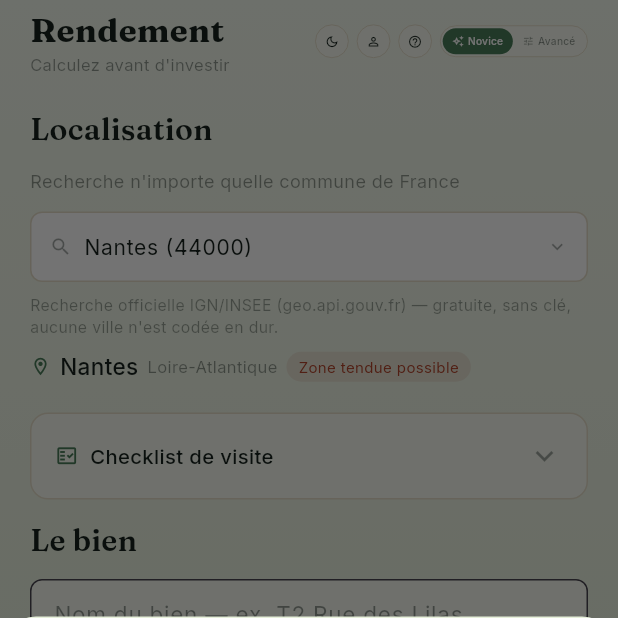
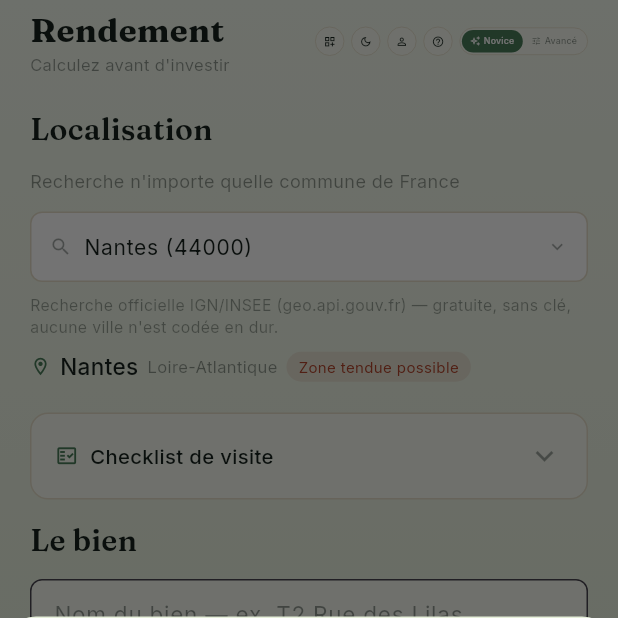
Before and after one commit to didouscossss/Didou-immo, a Flutter app: the screen it shows once a user with an empty profile is signed in, after a tap on the "dark mode" icon, on a phone screen of 412 x 824 dp, the top half of it. Run offline on Flutter 3.47's test engine with Material 3 defaults, Android fonts, the phone set to English and light mode, and no system bars; our stand-ins replace cloud_firestore, cloud_functions, file_picker, firebase_auth, firebase_core, firebase_storage and 10 more; missing offline and left inert: dart:js_interop; accounts and stored records are empty; network calls fail.

```diff
--- /dev/null
+++ b/lib/models/app_tab.dart
@@ -0,0 +1,20 @@
+/// Identifiant stable de chaque onglet principal de l'app — utilisé par
+/// [RendementState] (ordre/visibilité personnalisés, persistés) et par
+/// l'écran "Personnaliser mon affichage". Le nom de l'enum (`.name`) sert de
+/// clé de sérialisation : ne pas renommer une valeur existante sans migrer
+/// les préférences déjà enregistrées sur l'appareil des utilisateurs.
+enum AppTab { calc, marche, carte, fisc, proj, biens, patrimoine }
+
+/// Ordre par défaut (celui d'origine, avant toute personnalisation) — sert
+/// aussi de filet de sécurité : toute valeur absente d'un ordre personnalisé
+/// invalide (ex. après une mise à jour qui ajouterait un onglet) est
+/// rajoutée à la fin dans cet ordre-là.
+const List<AppTab> kDefaultTabOrder = [
+  AppTab.calc,
+  AppTab.marche,
+  AppTab.carte,
+  AppTab.fisc,
+  AppTab.proj,
+  AppTab.biens,
+  AppTab.patrimoine,
+];
--- /dev/null
+++ b/lib/screens/rendement/app_tab_meta.dart
@@ -0,0 +1,22 @@
+import 'package:flutter/material.dart';
+
+import '../../models/app_tab.dart';
+
+/// Libellé + icône affichés pour chaque onglet — regroupés ici (plutôt que
+/// dispersés dans `RendementHome`) pour que l'écran "Personnaliser mon
+/// affichage" puisse les réutiliser tels quels.
+class AppTabMeta {
+  final String label;
+  final IconData icon;
+  const AppTabMeta(this.label, this.icon);
+}
+
+const Map<AppTab, AppTabMeta> kTabMeta = {
+  AppTab.calc: AppTabMeta('Bien', Icons.home_outlined),
+  AppTab.marche: AppTabMeta('Marché', Icons.location_on_outlined),
+  AppTab.carte: AppTabMeta('Carte', Icons.map_outlined),
+  AppTab.fisc: AppTabMeta('Fiscalité', Icons.account_balance_outlined),
+  AppTab.proj: AppTabMeta('Projection', Icons.trending_up),
+  AppTab.biens: AppTabMeta('Comparer', Icons.layers_outlined),
+  AppTab.patrimoine: AppTabMeta('Patrimoine', Icons.insights_outlined),
+};
--- a/lib/screens/rendement/rendement_home.dart
+++ b/lib/screens/rendement/rendement_home.dart
@@ -1,12 +1,14 @@
 import 'package:flutter/material.dart';
 import 'package:provider/provider.dart';
 
+import '../../models/app_tab.dart';
 import '../../state/rendement_state.dart';
 import '../../state/user_account_state.dart';
 import '../../theme/app_theme.dart';
 import '../../widgets/niveau_toggle.dart';
 import '../account/account_screen.dart';
 import '../paywall/paywall_screen.dart';
+import 'app_tab_meta.dart';
 import 'biens_screen.dart';
 import 'calc_screen.dart';
 import 'carte_screen.dart';
@@ -16,8 +18,7 @@ import 'methodologie_sheet.dart';
 import 'onboarding_sheet.dart';
 import 'patrimoine_screen.dart';
 import 'projection_screen.dart';
-
-enum _Tab { calc, marche, carte, fisc, proj, biens, patrimoine }
+import 'tab_customization_screen.dart';
 
 /// Coquille de l'app — équivalent du composant `RendementApp` (barre du
 /// haut + navigation par onglets + overlays onboarding/méthodologie).
@@ -34,18 +35,8 @@ class RendementHome extends StatefulWidget {
 }
 
 class _RendementHomeState extends State<RendementHome> {
-  _Tab _active = _Tab.calc;
+  AppTab _active = AppTab.calc;
   bool _showMethodo = false;
-
-  static const _tabs = [
-    (tab: _Tab.calc, label: 'Bien', icon: Icons.home_outlined),
-    (tab: _Tab.marche, label: 'Marché', icon: Icons.location_on_outlined),
-    (tab: _Tab.carte, label: 'Carte', icon: Icons.map_outlined),
-    (tab: _Tab.fisc, label: 'Fiscalité', icon: Icons.account_balance_outlined),
-    (tab: _Tab.proj, label: 'Projection', icon: Icons.trending_up),
-    (tab: _Tab.biens, label: 'Comparer', icon: Icons.layers_outlined),
-    (tab: _Tab.patrimoine, label: 'Patrimoine', icon: Icons.insights_outlined),
-  ];
 
   @override
   void initState() {
@@ -56,6 +47,13 @@ class _RendementHomeState extends State<RendementHome> {
   @override
   Widget build(BuildContext context) {
     final state = context.watch<RendementState>();
+    // Si l'onglet actif vient d'être masqué depuis "Personnaliser mon
+    // affichage", on retombe sur le premier onglet encore visible plutôt
+    // que de rendre un écran caché — sans toucher à `_active` lui-même
+    // (setState pendant build), pour qu'il redevienne actif tel quel si
+    // l'utilisateur le réaffiche ensuite.
+    final visibleTabs = state.visibleTabOrder;
+    final active = visibleTabs.contains(_active) ? _active : visibleTabs.first;
 
     return Scaffold(
       body: DecoratedBox(
@@ -95,6 +93,16 @@ class _RendementHomeState extends State<RendementHome> {
                             alignment: Alignment.centerRight,
                             child: Row(children: [
                               InkWell(
+                                onTap: () => Navigator.of(context).push(MaterialPageRoute(builder: (_) => const TabCustomizationScreen())),
+                                borderRadius: BorderRadius.circular(999),
+                                child: Container(
+                                  padding: const EdgeInsets.all(9),
+                                  decoration: BoxDecoration(color: AppColors.surface, shape: BoxShape.circle, border: Border.all(color: AppColors.border)),
+                                  child: Icon(Icons.dashboard_customize_outlined, size: 15, color: AppColors.ink),
+                                ),
+                              ),
+                              const SizedBox(width: 8),
+                              InkWell(
                                 onTap: state.toggleDarkMode,
                                 borderRadius: BorderRadius.circular(999),
                                 child: Container(
@@ -131,8 +139,8 @@ class _RendementHomeState extends State<RendementHome> {
                       ],
                     ),
                   ),
-                  Expanded(child: _buildActiveScreen(state)),
-                  _buildTabBar(),
+                  Expanded(child: _buildActiveScreen(state, active)),
+                  _buildTabBar(state, visibleTabs, active),
                 ],
               ),
               if (!state.loaded) const SizedBox.shrink(),
@@ -176,7 +184,7 @@ class _RendementHomeState extends State<RendementHome> {
     if (!widget.firebaseReady) {
       await state.saveCurrentProperty();
       if (!mounted) return;
-      setState(() => _active = _Tab.biens);
+      setState(() => _active = AppTab.biens);
       return;
     }
     final account = context.read<UserAccountState>();
@@ -197,7 +205,7 @@ class _RendementHomeState extends State<RendementHome> {
     }
     if (isNewProperty) await account.recordFreeSave();
     if (!mounted) return;
-    setState(() => _active = _Tab.biens);
+    setState(() => _active = AppTab.biens);
   }
 
   // Chaque écran est reconstruit entièrement (clé sur darkMode + niveau,
@@ -207,44 +215,45 @@ class _RendementHomeState extends State<RendementHome> {
   // `AppColors.xxx` tant que la branche n'est pas démontée — sans la clé,
   // les libellés/fonds restaient figés dans l'ancienne couleur jusqu'à
   // changer d'onglet puis revenir.
-  Widget _buildActiveScreen(RendementState state) {
+  Widget _buildActiveScreen(RendementState state, AppTab active) {
     final themeKey = ValueKey((state.darkMode, state.niveau));
-    switch (_active) {
-      case _Tab.calc:
+    switch (active) {
+      case AppTab.calc:
         return CalcScreen(key: themeKey, onSave: () => _handleSave(state));
-      case _Tab.marche:
-        return MarcheScreen(key: themeKey, onGoToBien: () => setState(() => _active = _Tab.calc));
-      case _Tab.carte:
+      case AppTab.marche:
+        return MarcheScreen(key: themeKey, onGoToBien: () => setState(() => _active = AppTab.calc));
+      case AppTab.carte:
         return CarteScreen(key: themeKey);
-      case _Tab.fisc:
+      case AppTab.fisc:
         return FiscaliteScreen(key: themeKey);
-      case _Tab.proj:
+      case AppTab.proj:
         return ProjectionScreen(key: themeKey);
-      case _Tab.biens:
-        return BiensScreen(key: themeKey, onEdit: () => setState(() => _active = _Tab.calc));
-      case _Tab.patrimoine:
+      case AppTab.biens:
+        return BiensScreen(key: themeKey, onEdit: () => setState(() => _active = AppTab.calc));
+      case AppTab.patrimoine:
         return PatrimoineScreen(key: themeKey);
     }
   }
 
-  Widget _buildTabBar() {
+  Widget _buildTabBar(RendementState state, List<AppTab> visibleTabs, AppTab active) {
     return Container(
       decoration: BoxDecoration(color: AppColors.surface, border: Border(top: BorderSide(color: AppColors.border))),
       padding: const EdgeInsets.only(top: 8, bottom: 6),
       child: Row(
         mainAxisAlignment: MainAxisAlignment.spaceAround,
-        children: _tabs.map((t) {
-          final active = _active == t.tab;
-          final color = active ? AppColors.accent : AppColors.ink.withValues(alpha: 0.62);
+        children: visibleTabs.map((t) {
+          final meta = kTabMeta[t]!;
+          final isActive = active == t;
+          final color = isActive ? AppColors.accent : AppColors.ink.withValues(alpha: 0.62);
           return InkWell(
-            onTap: () => setState(() => _active = t.tab),
+            onTap: () => setState(() => _active = t),
             borderRadius: BorderRadius.circular(10),
             child: Padding(
               padding: const EdgeInsets.symmetric(horizontal: 6, vertical: 6),
               child: Column(mainAxisSize: MainAxisSize.min, children: [
-                Icon(t.icon, size: 18, color: color),
+                Icon(meta.icon, size: 18, color: color),
                 const SizedBox(height: 3),
-                Text(t.label, style: AppTextStyles.sans(fontSize: 9, fontWeight: FontWeight.w500, color: color)),
+                Text(meta.label, style: AppTextStyles.sans(fontSize: 9, fontWeight: FontWeight.w500, color: color)),
               ]),
             ),
           );
--- a/lib/state/rendement_state.dart
+++ b/lib/state/rendement_state.dart
@@ -4,6 +4,7 @@ import 'package:cloud_firestore/cloud_firestore.dart';
 import 'package:flutter/foundation.dart';
 import 'package:shared_preferences/shared_preferences.dart';
 
+import '../models/app_tab.dart';
 import '../models/saved_property.dart';
 import '../services/firestore_service.dart';
 import '../services/loyer_reference_service.dart';
@@ -16,6 +17,8 @@ enum NiveauMode { novice, avance }
 const _biensKey = 'biens-list';
 const _onboardingKey = 'onboarding-done';
 const _darkModeKey = 'dark-mode';
+const _tabOrderKey = 'tab-order';
+const _hiddenTabsKey = 'hidden-tabs';
 
 /// État global de l'app — équivalent des `useState`/`useMemo` du composant
 /// `RendementApp` du prototype.
@@ -36,6 +39,19 @@ class RendementState extends ChangeNotifier {
   bool loaded = false;
   bool showOnboarding = false;
   bool darkMode = false;
+
+  /// Ordre et visibilité des onglets principaux — personnalisables depuis
+  /// "Personnaliser mon affichage" (voir `TabCustomizationScreen`),
+  /// préférence locale à l'appareil (comme [darkMode]/[niveau], pas
+  /// synchronisée entre appareils). [tabOrder] contient TOUJOURS les 7
+  /// onglets (jamais un sous-ensemble) : la visibilité passe uniquement par
+  /// [hiddenTabs], pour ne jamais perdre la position d'un onglet masqué.
+  List<AppTab> tabOrder = List.of(kDefaultTabOrder);
+  Set<AppTab> hiddenTabs = {};
+
+  /// Onglets réellement affichés, dans l'ordre personnalisé — ce que lit
+  /// `RendementHome` pour construire la barre du bas.
+  List<AppTab> get visibleTabOrder => tabOrder.where((t) => !hiddenTabs.contains(t)).toList();
 
   /// Prix médian réel (VALORIS/DVF) pour la commune actuellement choisie
   /// dans le formulaire — `null` tant qu'il n'a pas été chargé ou si aucune
@@ -131,6 +147,7 @@ class RendementState extends ChangeNotifier {
       final prefs = await SharedPreferences.getInstance();
       showOnboarding = !(prefs.getBool(_onboardingKey) ?? false);
       darkMode = prefs.getBool(_darkModeKey) ?? false;
+      _loadTabLayout(prefs);
     } catch (_) {
       showOnboarding = true;
     }
@@ -143,6 +160,69 @@ class RendementState extends ChangeNotifier {
     notifyListeners();
     final prefs = await SharedPreferences.getInstance();
     await prefs.setBool(_darkModeKey, darkMode);
+  }
+
+  /// Reconstruit [tabOrder]/[hiddenTabs] depuis les préférences stockées,
+  /// en filtrant tout nom qui ne correspondrait plus à un [AppTab] connu
+  /// (ex. après un renommage) et en rajoutant à la fin, dans l'ordre par
+  /// défaut, les onglets qui manqueraient (ex. après l'ajout d'un nouvel
+  /// onglet dans une mise à jour) — sans ça, un onglet nouvellement ajouté
+  /// resterait invisible pour un utilisateur ayant déjà personnalisé son
+  /// affichage.
+  void _loadTabLayout(SharedPreferences prefs) {
+    final storedOrder = prefs.getStringList(_tabOrderKey);
+    if (storedOrder != null) {
+      final known = <AppTab>[];
+      for (final name in storedOrder) {
+        for (final t in AppTab.values) {
+          if (t.name == name && !known.contains(t)) known.add(t);
+        }
+      }
+      for (final t in kDefaultTabOrder) {
+        if (!known.contains(t)) known.add(t);
+      }
+      tabOrder = known;
+    }
+    final storedHidden = prefs.getStringList(_hiddenTabsKey);
+    if (storedHidden != null) {
+      hiddenTabs = storedHidden.map((name) => AppTab.values.firstWhere((t) => t.name == name, orElse: () => AppTab.calc)).toSet()
+        ..removeWhere((t) => !tabOrder.contains(t));
+    }
+  }
+
+  /// Nouvel ordre choisi depuis "Personnaliser mon affichage" — [order] doit
+  /// contenir exactement les 7 onglets (l'écran ne fait que les réordonner,
+  /// jamais en retirer).
+  Future<void> setTabOrder(List<AppTab> order) async {
+    tabOrder = order;
+    notifyListeners();
+    final prefs = await SharedPreferences.getInstance();
+    await prefs.setStringList(_tabOrderKey, tabOrder.map((t) => t.name).toList());
+  }
+
+  /// Affiche/masque un onglet — refuse de masquer le dernier onglet encore
+  /// visible (la barre du bas ne doit jamais se retrouver vide).
+  Future<void> setTabHidden(AppTab tab, bool hidden) async {
+    if (hidden && hiddenTabs.length >= tabOrder.length - 1 && !hiddenTabs.contains(tab)) return;
+    hiddenTabs = {...hiddenTabs};
+    if (hidden) {
+      hiddenTabs.add(tab);
+    } else {
+      hiddenTabs.remove(tab);
+    }
+    notifyListeners();
+    final prefs = await SharedPreferences.getInstance();
+    await prefs.setStringList(_hiddenTabsKey, hiddenTabs.map((t) => t.name).toList());
+  }
+
+  /// Revient à l'ordre et à la visibilité d'origine.
+  Future<void> resetTabLayout() async {
+    tabOrder = List.of(kDefaultTabOrder);
+    hiddenTabs = {};
+    notifyListeners();
+    final prefs = await SharedPreferences.getInstance();
+    await prefs.remove(_tabOrderKey);
+    await prefs.remove(_hiddenTabsKey);
   }
 
   Future<void> _loadLocalBiens() async {
```
Also changed, not shown: lib/screens/rendement/tab_customization_screen.dart (added, +98 -0 lines), 1 other file.
